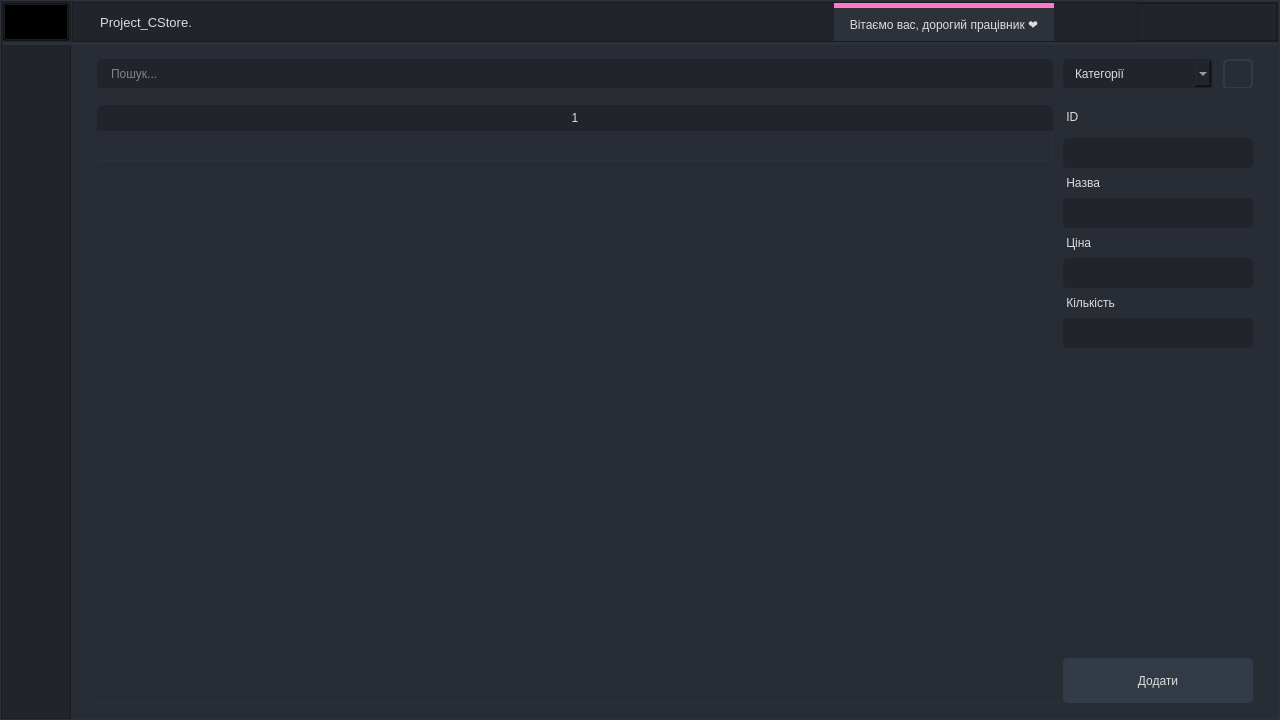
First picture: the form in CStore/CStore.ui, repository fr0staman/CStore, before the edit.
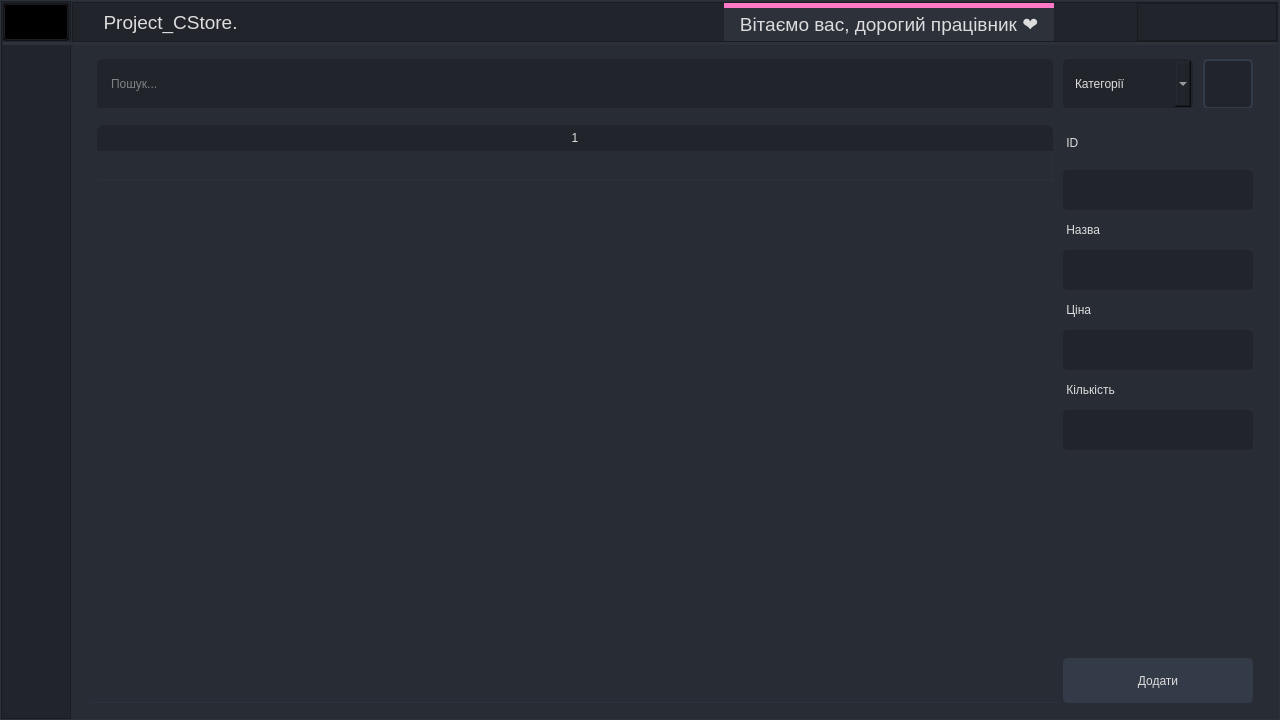
Second picture: the form after the edit. The open tabs and pages were chosen to show the change. Icons and pictures are not drawn.

The edit to the form file:
```diff
--- a/CStore/CStore.ui
+++ b/CStore/CStore.ui
@@ -31,7 +31,7 @@
 
 QWidget{
 	color: rgb(221, 221, 221);
-	font: 10pt &quot;Segoe UI&quot;;
+	font: 14pt &quot;Segoe UI&quot;;
 }
 
 /* /////////////////////////////////////////////////////////////////////////////////////////////////
@@ -257,6 +257,7 @@
 }
 QTableWidget::horizontalHeader {	
 	background-color: rgb(33, 37, 43);
+	font-weight:bold;
 }
 QHeaderView::section:horizontal
 {
@@ -2739,7 +2740,7 @@
                   </property>
                   <property name="font">
                    <font>
-                    <pointsize>10</pointsize>
+                    <pointsize>14</pointsize>
                     <italic>false</italic>
                     <bold>false</bold>
                    </font>
@@ -2756,16 +2757,23 @@
                  <widget class="QLabel" name="rightLabel">
                   <property name="minimumSize">
                    <size>
-                    <width>200</width>
+                    <width>330</width>
                     <height>0</height>
                    </size>
                   </property>
                   <property name="maximumSize">
                    <size>
-                    <width>220</width>
+                    <width>330</width>
                     <height>16777215</height>
                    </size>
                   </property>
+                  <property name="font">
+                   <font>
+                    <pointsize>14</pointsize>
+                    <italic>false</italic>
+                    <bold>false</bold>
+                   </font>
+                  </property>
                   <property name="styleSheet">
                    <string notr="true">border-top: 5px solid qlineargradient(spread:pad, x1:0.034, y1:0, x2:2, y2:0, stop:0.499 rgba(255, 121, 198, 255), stop:0.5 rgba(85, 170, 255, 0));
     background-color: rgb(44, 49, 58)</string>
@@ -3350,10 +3358,16 @@
                       <layout class="QVBoxLayout" name="verticalLayout_7">
                        <item>
                         <widget class="QFrame" name="search">
+                         <property name="minimumSize">
+                          <size>
+                           <width>0</width>
+                           <height>50</height>
+                          </size>
+                         </property>
                          <property name="maximumSize">
                           <size>
                            <width>16777215</width>
-                           <height>30</height>
+                           <height>50</height>
                           </size>
                          </property>
                          <property name="frameShape">
@@ -3383,7 +3397,7 @@
                             <property name="minimumSize">
                              <size>
                               <width>0</width>
-                              <height>30</height>
+                              <height>50</height>
                              </size>
                             </property>
                             <property name="styleSheet">
@@ -3398,8 +3412,8 @@
                            <widget class="QComboBox" name="searchComboBox">
                             <property name="minimumSize">
                              <size>
-                              <width>150</width>
-                              <height>30</height>
+                              <width>130</width>
+                              <height>50</height>
                              </size>
                             </property>
                             <property name="maximumSize">
@@ -3426,19 +3440,22 @@
                            <widget class="QPushButton" name="searchButton">
                             <property name="minimumSize">
                              <size>
-                              <width>30</width>
-                              <height>30</height>
+                              <width>50</width>
+                              <height>50</height>
                              </size>
                             </property>
                             <property name="maximumSize">
                              <size>
-                              <width>30</width>
-                              <height>30</height>
+                              <width>50</width>
+                              <height>50</height>
                              </size>
                             </property>
                             <property name="cursor">
                              <cursorShape>PointingHandCursor</cursorShape>
                             </property>
+                            <property name="styleSheet">
+                             <string notr="true">background-color: rgb(33, 37, 43);</string>
+                            </property>
                             <property name="text">
                              <string/>
                             </property>
@@ -3609,13 +3626,13 @@
                                <property name="minimumSize">
                                 <size>
                                  <width>190</width>
-                                 <height>0</height>
+                                 <height>50</height>
                                 </size>
                                </property>
                                <property name="maximumSize">
                                 <size>
                                  <width>190</width>
-                                 <height>43</height>
+                                 <height>55</height>
                                 </size>
                                </property>
                                <property name="text">
@@ -3628,7 +3645,7 @@
                                <property name="minimumSize">
                                 <size>
                                  <width>190</width>
-                                 <height>30</height>
+                                 <height>40</height>
                                 </size>
                                </property>
                                <property name="maximumSize">
@@ -3647,13 +3664,13 @@
                                <property name="minimumSize">
                                 <size>
                                  <width>190</width>
-                                 <height>0</height>
+                                 <height>40</height>
                                 </size>
                                </property>
                                <property name="maximumSize">
                                 <size>
                                  <width>190</width>
-                                 <height>30</height>
+                                 <height>40</height>
                                 </size>
                                </property>
                                <property name="text">
@@ -3666,7 +3683,7 @@
                                <property name="minimumSize">
                                 <size>
                                  <width>190</width>
-                                 <height>30</height>
+                                 <height>40</height>
                                 </size>
                                </property>
                                <property name="maximumSize">
@@ -3685,13 +3702,13 @@
                                <property name="minimumSize">
                                 <size>
                                  <width>190</width>
-                                 <height>0</height>
+                                 <height>40</height>
                                 </size>
                                </property>
                                <property name="maximumSize">
                                 <size>
                                  <width>190</width>
-                                 <height>30</height>
+                                 <height>40</height>
                                 </size>
                                </property>
                                <property name="text">
@@ -3704,7 +3721,7 @@
                                <property name="minimumSize">
                                 <size>
                                  <width>190</width>
-                                 <height>30</height>
+                                 <height>40</height>
                                 </size>
                                </property>
                                <property name="maximumSize">
@@ -3723,13 +3740,13 @@
                                <property name="minimumSize">
                                 <size>
                                  <width>190</width>
-                                 <height>0</height>
+                                 <height>40</height>
                                 </size>
                                </property>
                                <property name="maximumSize">
                                 <size>
                                  <width>190</width>
-                                 <height>30</height>
+                                 <height>40</height>
                                 </size>
                                </property>
                                <property name="text">
@@ -3742,7 +3759,7 @@
                                <property name="minimumSize">
                                 <size>
                                  <width>190</width>
-                                 <height>30</height>
+                                 <height>40</height>
                                 </size>
                                </property>
                                <property name="maximumSize">
```
Left out of the diff: 38 changed lines with no effect on the pictures.
